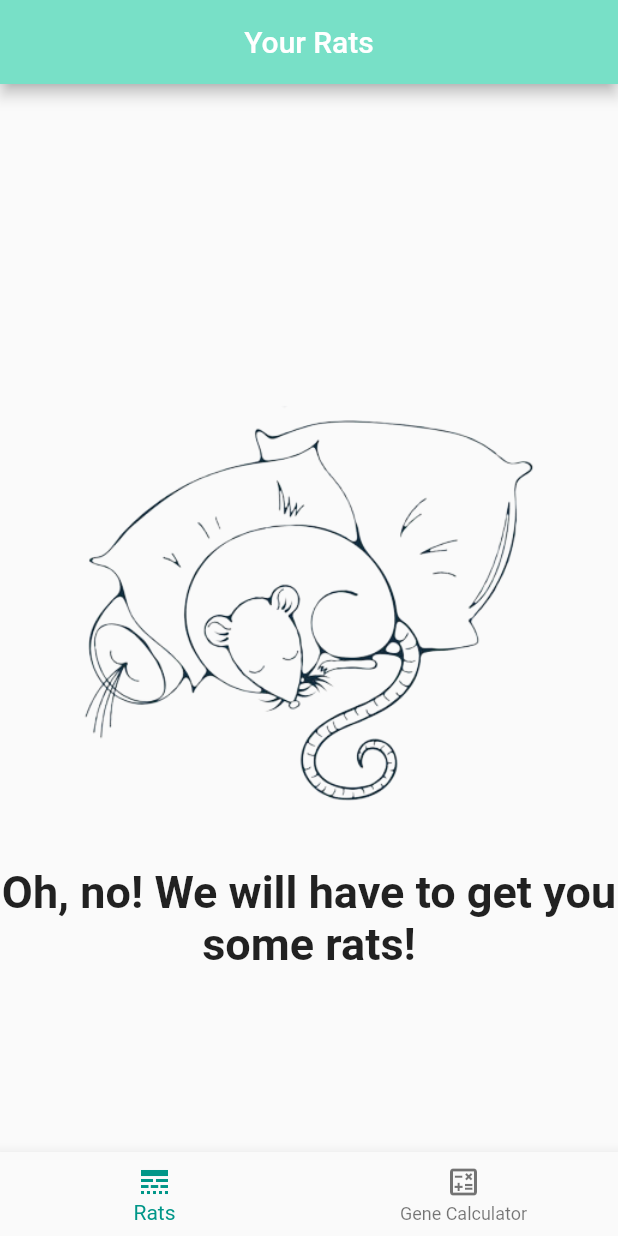
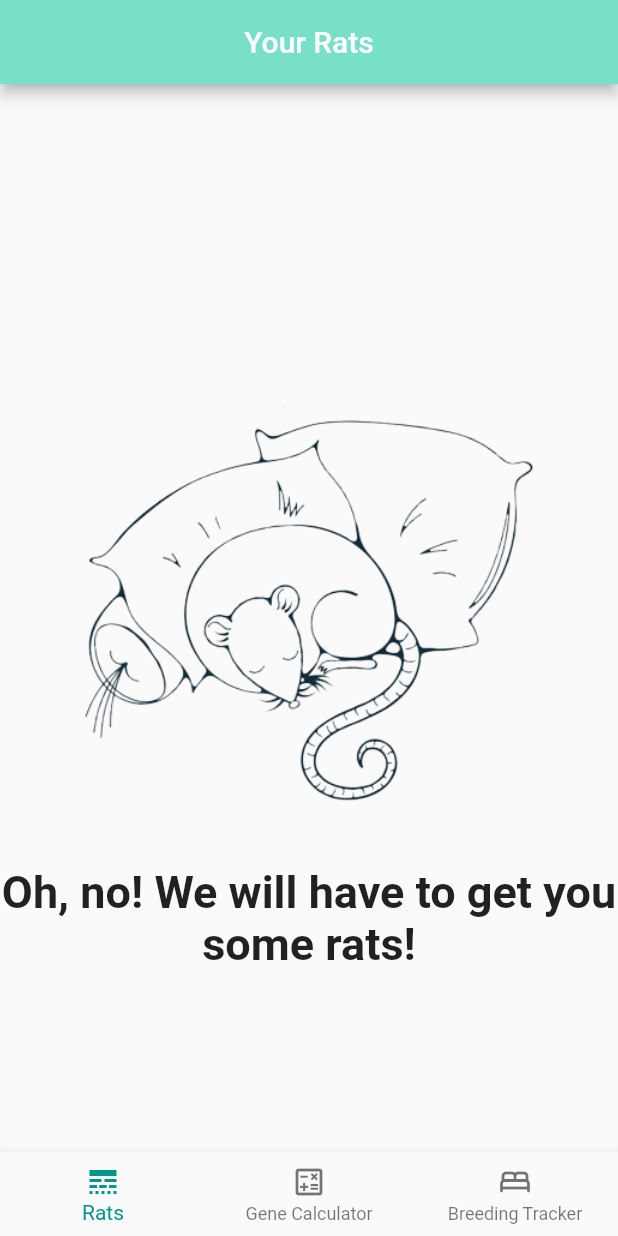
Before and after one commit to tristanwiese/pocket-puppy-ratery, a Flutter app: the screen it shows after launch, on a phone screen of 412 x 824 dp. Run offline on Flutter 3.47's test engine with Material 2 defaults, Android fonts, the phone set to English and light mode, and no system bars; our stand-ins replace cloud_firestore, firebase_core; missing offline and left inert: age_calculator, flutter_launcher_icons; accounts and stored records are empty.

Commit message:
no commit

```diff
--- a/lib/Views/home_page.dart
+++ b/lib/Views/home_page.dart
@@ -21,11 +21,14 @@ class MyHomePage extends StatefulWidget {
 }
 
 class _MyHomePageState extends State<MyHomePage> {
+  final PageController _pageController = PageController(initialPage: 0);
+
   final GlobalKey<ScaffoldState> _key = GlobalKey();
 
   late List<QueryDocumentSnapshot<Object?>> rats;
 
   int bottomVanIndex = 0;
+
   List<String>? result;
   Map<String, int>? resultPercentage;
   String geneCalChosenRat1Name = "Rat 1";
@@ -38,6 +41,8 @@ class _MyHomePageState extends State<MyHomePage> {
   List<String> filters = ["Gender"];
   List<QueryDocumentSnapshot> filteredRats = [];
   String activeFilters = "";
+
+  String appBarTitle = "Your Rats";
 
   mySetState() => setState(() {});
 
@@ -69,10 +74,28 @@ class _MyHomePageState extends State<MyHomePage> {
       ),
       floatingActionButton: null, //myFloatingActionButton(),
       bottomNavigationBar: myBottomNavBar(),
-      body: rats.isEmpty
+      body: PageView(
+        controller: _pageController,
+        onPageChanged: (value) => setState(() {
+          bottomVanIndex = value;
+          switch (value) {
+            case 0:
+              appBarTitle = "Your Rats";
+              break;
+            case 1:
+              appBarTitle = "Gene Callculator";
+              break;
+            default:
+              appBarTitle = "Breeding Tracker";
+          }
+        }),
+        children: [ratPage(), geneCal(rats), breedTracker()],
+      ));
+
+  Widget ratPage() {
+    return rats.isEmpty
         ? const NoRatScreen()
-          : bottomVanIndex == 0
-              ? Center(
+        : Center(
             child: Column(
               children: [
                 Expanded(
@@ -99,17 +122,24 @@ class _MyHomePageState extends State<MyHomePage> {
                                         : filteredRats[i];
                                 navPush(context, RatInfo(info: rat));
                               },
+                              child: Card(
+                                elevation: 10,
+                                shadowColor: Colors.black,
+                                shape: BeveledRectangleBorder(
+                                    side: BorderSide(
+                                        width: 1, color: secondaryThemeColor),
+                                    borderRadius: const BorderRadius.all(
+                                        Radius.circular(15))),
+                                color: (AgeCalculator.age(birthdate).years >= 3)
+                                    ? primaryThemeColor
+                                    : null,
                                 child: ListTile(
-                                      tileColor: (AgeCalculator.age(birthdate).years >= 3) ? primaryThemeColor : null,
+                                  leading: Icon(Icons.image),
                                   trailing: myIconButton(rat: buildItem[i]),
                                   title: Text(buildItem[i]['name']),
-                                      shape: BeveledRectangleBorder(
-                                          side: BorderSide(
-                                              width: 1,
-                                              color: secondaryThemeColor),
-                                          borderRadius: const BorderRadius.all(
-                                              Radius.circular(15))),
+                                  subtitle: Text(buildItem[i]['gender']),
                                   contentPadding: const EdgeInsets.all(10),
+                                ),
                               ),
                             ),
                           );
@@ -135,12 +165,10 @@ class _MyHomePageState extends State<MyHomePage> {
                             backgroundColor: Colors.white,
                             shape: RoundedRectangleBorder(
                               borderRadius: BorderRadius.circular(10),
-                                    side:
-                                        BorderSide(color: secondaryThemeColor),
+                              side: BorderSide(color: secondaryThemeColor),
                             ),
                           ),
-                                onPressed: () =>
-                                    navPush(context, const AddRat()),
+                          onPressed: () => navPush(context, const AddRat()),
                         ),
                       ),
                     ),
@@ -151,16 +179,14 @@ class _MyHomePageState extends State<MyHomePage> {
                           textDirection: TextDirection.rtl,
                           child: ElevatedButton.icon(
                               label: const Text("Filter",
-                                        style:
-                                            TextStyle(color: Colors.black87)),
+                                  style: TextStyle(color: Colors.black87)),
                               icon: Icon(Icons.filter_list,
                                   color: secondaryThemeColor),
                               style: ElevatedButton.styleFrom(
                                 backgroundColor: Colors.white,
                                 shape: RoundedRectangleBorder(
                                   borderRadius: BorderRadius.circular(10),
-                                        side: BorderSide(
-                                            color: secondaryThemeColor),
+                                  side: BorderSide(color: secondaryThemeColor),
                                 ),
                               ),
                               onPressed: () {
@@ -171,8 +197,8 @@ class _MyHomePageState extends State<MyHomePage> {
                 )
               ],
             ),
-                )
-              : geneCal(rats));
+          );
+  }
 
   Widget geneCal(List<QueryDocumentSnapshot<Object?>> rats) {
     //test rat list with implementing genes
@@ -196,39 +222,41 @@ class _MyHomePageState extends State<MyHomePage> {
             style: TextStyle(fontStyle: FontStyle.italic),
           ),
           const SizedBox(height: 10),
-          ElevatedButton(
-            style: ElevatedButton.styleFrom(
-                fixedSize: const Size(100, 40),
-                shape: const RoundedRectangleBorder(
-                    borderRadius: BorderRadius.all(Radius.circular(20)))),
+          SizedBox(
+            height: 35,
+            width: 80,
+            child: ElevatedButton(
+              style: MyElevatedButtonStyle.buttonStyle,
               onPressed: () {
                 availableRatList(
                     title: "Choose Rat 1",
                     buildList: ratsWithGenes,
                     activeListPosition: 0);
               },
-            child: Text(geneCalChosenRat1Name),
+              child: Text(geneCalChosenRat1Name, style: MyElevatedButtonStyle.textStyle,),
+            ),
           ),
           const SizedBox(height: 10),
-          ElevatedButton(
-            style: ElevatedButton.styleFrom(
-                fixedSize: const Size(100, 40),
-                shape: const RoundedRectangleBorder(
-                    borderRadius: BorderRadius.all(Radius.circular(20)))),
+          SizedBox(
+            height: 35,
+            width: 80,
+            child: ElevatedButton(
+              style: MyElevatedButtonStyle.buttonStyle,
               onPressed: () {
                 availableRatList(
                     title: "Choose Rat 2",
                     buildList: ratsWithGenes,
                     activeListPosition: 1);
               },
-            child: Text(geneCalChosenRat2Name),
+              child: Text(geneCalChosenRat2Name,style: MyElevatedButtonStyle.textStyle,),
+            ),
           ),
           const SizedBox(height: 20),
-          ElevatedButton(
-              style: ElevatedButton.styleFrom(
-                  fixedSize: const Size(100, 40),
-                  shape: const RoundedRectangleBorder(
-                      borderRadius: BorderRadius.all(Radius.circular(20)))),
+          SizedBox(
+            height: 35,
+            width: 80,
+            child: ElevatedButton(
+                style: MyElevatedButtonStyle.buttonStyle,
                 onPressed: () {
                   for (Map map in chosenRats) {
                     if (map["Rat"] == null) {
@@ -246,11 +274,23 @@ class _MyHomePageState extends State<MyHomePage> {
                     resultPercentage = getPercentage(pairResults: result!);
                   });
                 },
-              child: const Text("Match")),
+                child: const Text("Match", style: MyElevatedButtonStyle.textStyle,)),
+          ),
           const SizedBox(height: 20),
           Text("Outcome: ${result ?? ""}"),
           Text("Percentage: ${resultPercentage ?? ""}")
         ],
+      ),
+    );
+  }
+
+  Widget breedTracker() {
+    return const Center(
+      child:
+
+      Column(
+        mainAxisAlignment: MainAxisAlignment.center,
+        children: [Text("Breed Tracker")],
       ),
     );
   }
@@ -262,13 +302,18 @@ class _MyHomePageState extends State<MyHomePage> {
         onTap: (index) {
           setState(() {
             bottomVanIndex = index;
+            _pageController.animateToPage(index,
+                duration: const Duration(milliseconds: 700),
+                curve: Curves.decelerate);
           });
         },
         items: const [
           BottomNavigationBarItem(
               icon: Icon(Icons.line_style_outlined), label: 'Rats'),
           BottomNavigationBarItem(
-              icon: Icon(Icons.calculate_outlined), label: 'Gene Calculator')
+              icon: Icon(Icons.calculate_outlined), label: 'Gene Calculator'),
+          BottomNavigationBarItem(
+              icon: Icon(Icons.bed_rounded), label: "Breeding Tracker")
         ]);
   }
 
@@ -280,7 +325,7 @@ class _MyHomePageState extends State<MyHomePage> {
             return AlertDialog(
               title: const Text("Warning"),
               content: SizedBox(
-                height: 100,
+                height: 150,
                 child: Column(
                   children: [
                     const Text("Are you sure you want to remove this rat?"),
@@ -313,14 +358,39 @@ class _MyHomePageState extends State<MyHomePage> {
       },
       icon: Icon(Icons.delete, color: Colors.red[200]));
 
-  deleteRat(String name) async {
-    showDialog(
-      context: context,
-      builder: (context) => const Center(child: CircularProgressIndicator()),
+  AppBar myAppBar(BuildContext context) {
+    AppBar appBar = AppBar();
+
+     switch (bottomVanIndex) {
+       case 0 : appBar = ratScreenAppBar();
+       break;
+       case 1 : appBar = geneCalAppBar();
+       break;
+       case 2 : appBar = breedTrackerAppBar();
+       break;
+     }
+     return appBar;
+  }
+
+  ratScreenAppBar(){
+    return AppBar(
+      actions: [Container()],
+      title: Center(child: Text((rats.isEmpty) ? "Your Rats" : "Your Rats: ${rats.length}")),
     );
-    await FirebaseFirestore.instance.collection('rats').doc(name).delete();
-    navPop(context);
-    navPop(context);
+  }
+
+  breedTrackerAppBar(){
+    return AppBar(
+      actions: [Container()],
+      title: const Center(child: Text("Breed Tracker")),
+    );
+  }
+
+  geneCalAppBar(){
+    return AppBar(
+      actions: [Container()],
+      title: const Center(child: Text("Gene Calculator")),
+    );
   }
 
   FloatingActionButton myFloatingActionButton() {
@@ -332,19 +402,66 @@ class _MyHomePageState extends State<MyHomePage> {
     );
   }
 
-  AppBar myAppBar(BuildContext context) {
-    return AppBar(
-      actions: <Widget>[Container()],
-      title: const Center(child: Text('Your Rats')),
+  myDrawer() {
+    return Drawer(
+      width: 200,
+      child: Padding(
+        padding: const EdgeInsets.all(8.0),
+        child: Column(
+          children: [
+            const Text("Gender"),
+            const SizedBox(height: 10),
+            Row(
+              mainAxisAlignment: MainAxisAlignment.center,
+              children: [
+                ElevatedButton(
+                  onPressed: () {
+                    if (activeFilters == "Female") {
+                      activeFilters = "";
+                      setState(() {
+                        activeFilters = "";
+                      });
+                      return;
+                    }
+                    activeFilters = "Female";
+                    filterRats(filter: "Female");
+                    setState(() {});
+                  },
+                  style: (activeFilters != "Female")
+                      ? MyElevatedButtonStyle.buttonStyle
+                      : MyElevatedButtonStyle.activeButtonStyle,
+                  child: const Text(
+                    "Female",
+                    style: MyElevatedButtonStyle.textStyle,
+                  ),
+                ),
+                const SizedBox(width: 10),
+                ElevatedButton(
+                  onPressed: () {
+                    if (activeFilters == "Male") {
+                      setState(() {
+                        activeFilters = "";
+                      });
+                      return;
+                    }
+                    activeFilters = "Male";
+                    filterRats(filter: "Male");
+                    setState(() {});
+                  },
+                  style: (activeFilters != "Male")
+                      ? MyElevatedButtonStyle.buttonStyle
+                      : MyElevatedButtonStyle.activeButtonStyle,
+                  child: const Text(
+                    "Male",
+                    style: MyElevatedButtonStyle.textStyle,
+                  ),
+                ),
+              ],
+            )
+          ],
+        ),
+      ),
     );
-  }
-
-  double getSize() {
-    if (MediaQuery.of(context).size.width < 435) {
-      return MediaQuery.of(context).size.width / 1.5;
-    } else {
-      return MediaQuery.of(context).size.width / 2;
-    }
   }
 
   availableRatList({
@@ -449,66 +566,22 @@ class _MyHomePageState extends State<MyHomePage> {
     filteredRats = rats.where((rat) => rat["gender"] == filter).toList();
   }
 
-  myDrawer() {
-    return Drawer(
-      width: 200,
-      child: Padding(
-        padding: const EdgeInsets.all(8.0),
-        child: Column(
-          children: [
-            const Text("Gender"),
-            const SizedBox(height: 10),
-            Row(
-              mainAxisAlignment: MainAxisAlignment.center,
-              children: [
-                ElevatedButton(
-                  onPressed: () {
-                    if (activeFilters == "Female") {
-                      activeFilters = "";
-                      setState(() {
-                        activeFilters = "";
-                      });
-                      return;
+  double getSize() {
+    if (MediaQuery.of(context).size.width < 435) {
+      return MediaQuery.of(context).size.width / 1.5;
+    } else {
+      return MediaQuery.of(context).size.width / 2;
     }
-                    activeFilters = "Female";
-                    filterRats(filter: "Female");
-                    setState(() {});
-                  },
-                  style: (activeFilters != "Female")
-                      ? MyElevatedButtonStyle.buttonStyle
-                      : MyElevatedButtonStyle.activeButtonStyle,
-                  child: const Text(
-                    "Female",
-                    style: MyElevatedButtonStyle.textStyle,
-                  ),
-                ),
-                const SizedBox(width: 10),
-                ElevatedButton(
-                  onPressed: () {
-                    if (activeFilters == "Male") {
-                      setState(() {
-                        activeFilters = "";
-                      });
-                      return;
   }
-                    activeFilters = "Male";
-                    filterRats(filter: "Male");
-                    setState(() {});
-                  },
-                  style: (activeFilters != "Male")
-                      ? MyElevatedButtonStyle.buttonStyle
-                      : MyElevatedButtonStyle.activeButtonStyle,
-                  child: const Text(
-                    "Male",
-                    style: MyElevatedButtonStyle.textStyle,
-                  ),
-                ),
-              ],
-            )
-          ],
-        ),
-      ),
+
+  deleteRat(String name) async {
+    showDialog(
+      context: context,
+      builder: (context) => const Center(child: CircularProgressIndicator()),
     );
+    await FirebaseFirestore.instance.collection('rats').doc(name).delete();
+    navPop(context);
+    navPop(context);
   }
 }
 
```
Lines whose indentation alone changed are shown as unchanged.
